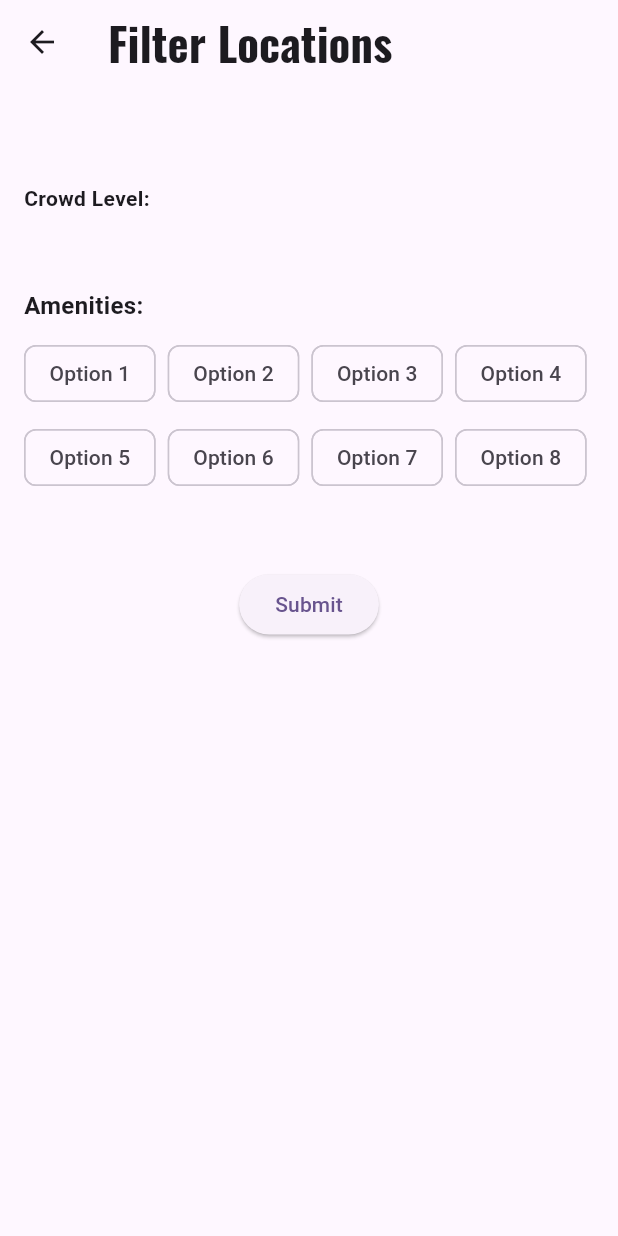
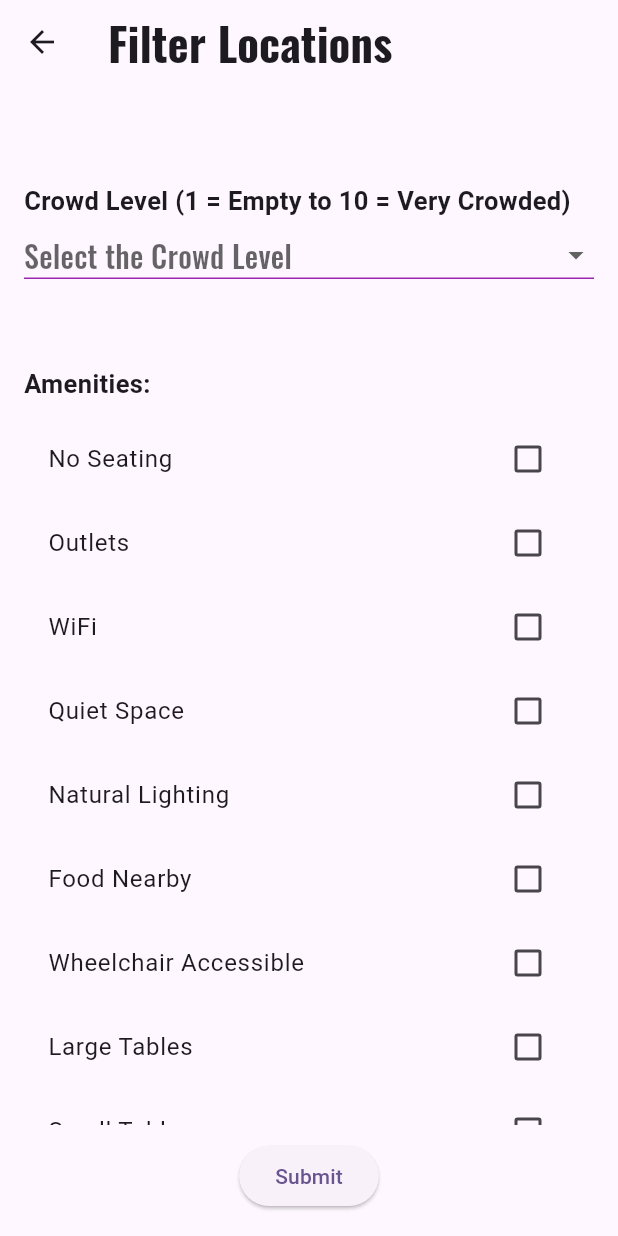
Before and after one commit to e-brent/academic_atlas, a Flutter app: the FilterView screen opened directly, on a phone screen of 412 x 824 dp. Run offline on Flutter 3.47's test engine with Material 3 defaults, Android fonts, the phone set to English and light mode, and no system bars; our stand-ins replace flutter_map, google_fonts, latlong2.

Commit message:
filter view completed

```diff
--- a/lib/view/filter_view.dart
+++ b/lib/view/filter_view.dart
@@ -1,8 +1,4 @@
 import 'package:flutter/material.dart';
-//import 'package:provider/provider.dart';
-import 'package:academic_atlas/view_model/study_space_view_model.dart';
-//import 'package:academic_atlas/model/study_space_model.dart';
-import 'package:intl/intl.dart';
 
 class FilterView extends StatefulWidget {
   const FilterView({super.key});
@@ -12,59 +8,97 @@ class FilterView extends StatefulWidget {
 }
 
 class _FilterViewState extends State<FilterView> {
-  List<bool> _chipSelections = List.generate(8, (index) => false);
+  String? _selectedCrowdLevel;
+  final Map<String, bool> _amenities = {
+    "No Seating": false,
+    "Outlets": false,
+    "WiFi": false,
+    "Quiet Space": false,
+    "Natural Lighting": false,
+    "Food Nearby": false,
+    "Wheelchair Accessible": false,
+    "Large Tables": false,
+    "Small Tables": false,
+    "Pet Friendly": false,
+  };
 
   @override
   Widget build(BuildContext context) {
-    //final viewModel = Provider.of<StudySpaceViewModel>(context);
-
-    return Scaffold (
+    return Scaffold(
       appBar: AppBar(
-        title: Text("Filter Locations",
-          style: TextStyle( fontWeight: FontWeight.bold),
+        title: Text(
+          "Filter Locations",
+          style: TextStyle(fontWeight: FontWeight.bold),
         ),
-
       ),
       body: Padding(
-        padding:const EdgeInsets.all(16.0) ,
+        padding: const EdgeInsets.all(16.0),
         child: Column(
-          crossAxisAlignment:CrossAxisAlignment.start,
+          crossAxisAlignment: CrossAxisAlignment.start,
           children: [
             const SizedBox(height: 50),
-            Text("Crowd Level:",
-              style: TextStyle(fontSize: 14, fontWeight: FontWeight.bold),
+            Text(
+              "Crowd Level (1 = Empty to 10 = Very Crowded)",
+              style: TextStyle(fontSize: 17, fontWeight: FontWeight.bold),
             ),
-
+            DropdownButton<String>(
+              hint: Text("Select the Crowd Level"),
+              value: _selectedCrowdLevel,
+              items: List.generate(
+                10,
+                    (index) => DropdownMenuItem(
+                  value: (index + 1).toString(),
+                  child: Text("Level ${index + 1}"),
+                ),
+              ),
+              onChanged: (value) {
+                setState(() {
+                  _selectedCrowdLevel = value;
+                });
+              },
+              isExpanded: true,
+              underline: Container(
+                height: 1,
+                color: Colors.purple,
+              ),
+            ),
             const SizedBox(height: 50),
-            const Text("Amenities:",
-              style: TextStyle(fontSize: 16, fontWeight: FontWeight.bold),
+            const Text(
+              "Amenities:",
+              style: TextStyle(fontSize: 17, fontWeight: FontWeight.bold),
             ),
             const SizedBox(height: 10),
-            Wrap(
-              spacing: 8.0,
-              runSpacing:8.0,
-              children: List.generate(8, (index) {
-                //viewModel.currentAmenities.length,
-                return FilterChip(
-                  label: Text("Option ${index + 1}"),
-                  //Text(viewModel.currentAmenities[index].amenity),
-                  selected: _chipSelections[index],
-                  //viewModel.currentAmenities[index].isSelected,
-                  onSelected: (selected) {
-                    setState(() {
-                      _chipSelections[index] = selected;
-                    });
-                  },
-                );
-              }),
+            Expanded(
+              child: ListView(
+                children: _amenities.keys.map((amenity) {
+                  return CheckboxListTile(
+                    title: Text(amenity),
+                    value: _amenities[amenity],
+                    onChanged: (value) {
+                      setState(() {
+                        _amenities[amenity] = value!;
+                      });
+                    },
+                  );
+                }).toList(),
+              ),
             ),
-            const SizedBox(height: 50),
+            const SizedBox(height: 10),
             Center(
               child: ElevatedButton(
                 onPressed: () {
+                  final selectedAmenities = _amenities.entries
+                      .where((entry) => entry.value)
+                      .map((entry) => entry.key)
+                      .toList();
 
                   ScaffoldMessenger.of(context).showSnackBar(
-                    const SnackBar(content: Text("Info Submitted!")),
+                    SnackBar(
+                      content: Text(
+                        "Selected Crowd Level: $_selectedCrowdLevel\n"
+                            "Selected Amenities: ${selectedAmenities.join(', ')}",
+                      ),
+                    ),
                   );
                 },
                 child: const Text("Submit"),
```
